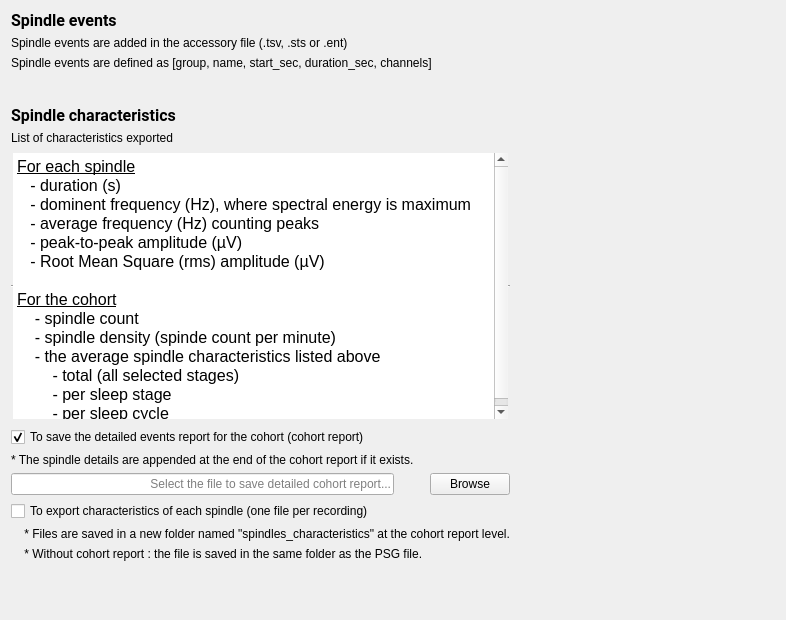
Before: the Qt Designer form tools/ValidateSnoozTools/ValidateSpindleDetectionSUMO/OutputFilesStep/Ui_OutputFilesStep.ui in klacourse/snooz-package-validation, drawn with Qt 5.
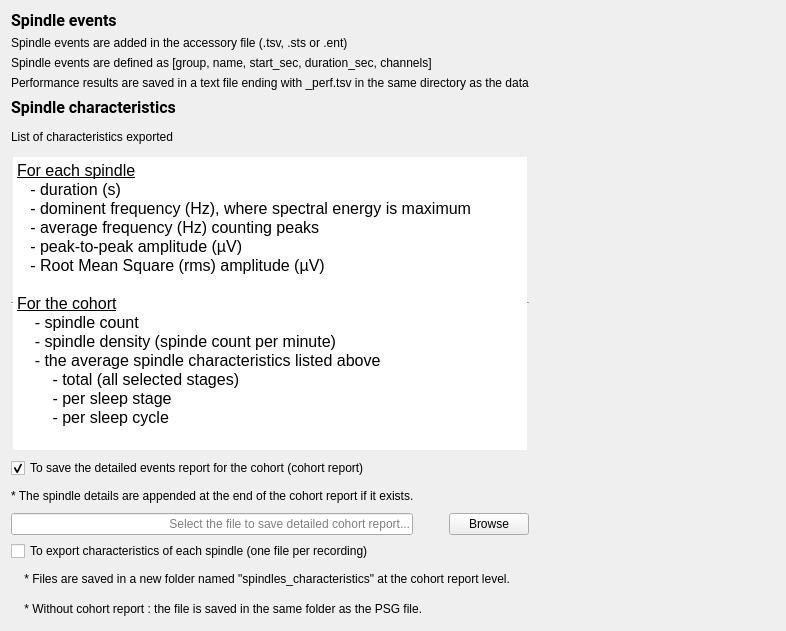
After: the same form once the commit is applied.

Commit message: Modified the UI to remove some setting options

```diff
--- a/tools/ValidateSnoozTools/ValidateSpindleDetectionSUMO/OutputFilesStep/Ui_OutputFilesStep.ui
+++ b/tools/ValidateSnoozTools/ValidateSpindleDetectionSUMO/OutputFilesStep/Ui_OutputFilesStep.ui
@@ -7,7 +7,7 @@
     <x>0</x>
     <y>0</y>
     <width>786</width>
-    <height>620</height>
+    <height>631</height>
    </rect>
   </property>
   <property name="windowTitle">
@@ -16,66 +16,16 @@
   <property name="styleSheet">
    <string notr="true">font: 12pt &quot;Roboto&quot;;</string>
   </property>
-  <layout class="QHBoxLayout" name="horizontalLayout_3">
-   <item>
-    <layout class="QVBoxLayout" name="verticalLayout_2">
-     <item>
-      <layout class="QVBoxLayout" name="verticalLayout">
-       <item>
-        <widget class="QLabel" name="label_2">
-         <property name="font">
-          <font>
-           <family>Roboto</family>
-           <pointsize>12</pointsize>
-           <weight>50</weight>
-           <italic>false</italic>
-           <bold>false</bold>
-          </font>
-         </property>
-         <property name="text">
-          <string>&lt;html&gt;&lt;head/&gt;&lt;body&gt;&lt;p&gt;&lt;span style=&quot; font-weight:600;&quot;&gt;Spindle events&lt;/span&gt;&lt;/p&gt;&lt;/body&gt;&lt;/html&gt;</string>
-         </property>
-        </widget>
-       </item>
-       <item>
-        <widget class="QLabel" name="label">
-         <property name="text">
-          <string>Spindle events are added in the accessory file (.tsv, .sts or .ent)</string>
-         </property>
-        </widget>
-       </item>
-       <item>
-        <widget class="QLabel" name="label_3">
-         <property name="text">
-          <string>Spindle events are defined as [group, name, start_sec, duration_sec, channels]</string>
-         </property>
-        </widget>
-       </item>
-      </layout>
-     </item>
-     <item>
-      <spacer name="verticalSpacer_2">
-       <property name="orientation">
-        <enum>Qt::Vertical</enum>
-       </property>
-       <property name="sizeType">
-        <enum>QSizePolicy::Fixed</enum>
-       </property>
-       <property name="sizeHint" stdset="0">
-        <size>
-         <width>20</width>
-         <height>30</height>
-        </size>
-       </property>
-      </spacer>
-     </item>
-     <item>
+  <layout class="QGridLayout" name="gridLayout">
+   <item row="8" column="0">
+    <layout class="QHBoxLayout" name="horizontalLayout_2"/>
+   </item>
+   <item row="2" column="1">
       <widget class="QLabel" name="label_4">
        <property name="font">
         <font>
          <family>Roboto</family>
          <pointsize>12</pointsize>
-         <weight>50</weight>
          <italic>false</italic>
          <bold>false</bold>
         </font>
@@ -85,67 +35,21 @@
        </property>
       </widget>
      </item>
-     <item>
-      <widget class="QLabel" name="label_5">
+   <item row="9" column="1">
+    <widget class="QLabel" name="label_7">
        <property name="text">
-        <string>List of characteristics exported</string>
+      <string>    * Files are saved in a new folder named &quot;spindles_characteristics&quot; at the cohort report level.</string>
        </property>
       </widget>
      </item>
-     <item>
-      <widget class="QTextEdit" name="textEdit">
-       <property name="minimumSize">
-        <size>
-         <width>0</width>
-         <height>270</height>
-        </size>
-       </property>
-       <property name="frameShape">
-        <enum>QFrame::HLine</enum>
-       </property>
-       <property name="readOnly">
-        <bool>true</bool>
-       </property>
-       <property name="html">
-        <string>&lt;!DOCTYPE HTML PUBLIC &quot;-//W3C//DTD HTML 4.0//EN&quot; &quot;http://www.w3.org/TR/REC-html40/strict.dtd&quot;&gt;
-&lt;html&gt;&lt;head&gt;&lt;meta name=&quot;qrichtext&quot; content=&quot;1&quot; /&gt;&lt;style type=&quot;text/css&quot;&gt;
-p, li { white-space: pre-wrap; }
-&lt;/style&gt;&lt;/head&gt;&lt;body style=&quot; font-family:'Roboto'; font-size:12pt; font-weight:400; font-style:normal;&quot;&gt;
-&lt;p style=&quot; margin-top:0px; margin-bottom:0px; margin-left:0px; margin-right:0px; -qt-block-indent:0; text-indent:0px;&quot;&gt;&lt;span style=&quot; font-family:'Roboto'; text-decoration: underline;&quot;&gt;For each spindle&lt;/span&gt;&lt;/p&gt;
-&lt;p style=&quot; margin-top:0px; margin-bottom:0px; margin-left:0px; margin-right:0px; -qt-block-indent:0; text-indent:0px;&quot;&gt;&lt;span style=&quot; font-family:'Roboto';&quot;&gt;   - duration (s)&lt;/span&gt;&lt;/p&gt;
-&lt;p style=&quot; margin-top:0px; margin-bottom:0px; margin-left:0px; margin-right:0px; -qt-block-indent:0; text-indent:0px;&quot;&gt;&lt;span style=&quot; font-family:'Roboto';&quot;&gt;   - dominent frequency (Hz), &lt;/span&gt;&lt;span style=&quot; font-family:'Roboto'; color:#000000;&quot;&gt;where spectral energy is maximum&lt;/span&gt;&lt;/p&gt;
-&lt;p style=&quot; margin-top:0px; margin-bottom:0px; margin-left:0px; margin-right:0px; -qt-block-indent:0; text-indent:0px;&quot;&gt;&lt;span style=&quot; font-family:'Roboto'; color:#000000;&quot;&gt;   - average frequency (Hz) counting peaks&lt;/span&gt;&lt;/p&gt;
-&lt;p style=&quot; margin-top:0px; margin-bottom:0px; margin-left:0px; margin-right:0px; -qt-block-indent:0; text-indent:0px;&quot;&gt;&lt;span style=&quot; font-family:'Roboto'; color:#000000;&quot;&gt;   - peak-to-peak amplitude (µV)&lt;/span&gt;&lt;/p&gt;
-&lt;p style=&quot; margin-top:0px; margin-bottom:0px; margin-left:0px; margin-right:0px; -qt-block-indent:0; text-indent:0px;&quot;&gt;&lt;span style=&quot; font-family:'Roboto'; color:#000000;&quot;&gt;   - Root Mean Square (rms) amplitude (µV)&lt;/span&gt;&lt;/p&gt;
-&lt;p style=&quot;-qt-paragraph-type:empty; margin-top:0px; margin-bottom:0px; margin-left:0px; margin-right:0px; -qt-block-indent:0; text-indent:0px; font-family:'Roboto'; color:#000000;&quot;&gt;&lt;br /&gt;&lt;/p&gt;
-&lt;p style=&quot; margin-top:0px; margin-bottom:0px; margin-left:0px; margin-right:0px; -qt-block-indent:0; text-indent:0px;&quot;&gt;&lt;span style=&quot; font-family:'Roboto'; text-decoration: underline;&quot;&gt;For the cohort&lt;/span&gt;&lt;/p&gt;
-&lt;p style=&quot; margin-top:0px; margin-bottom:0px; margin-left:0px; margin-right:0px; -qt-block-indent:0; text-indent:0px;&quot;&gt;&lt;span style=&quot; font-family:'Roboto';&quot;&gt;    - spindle count&lt;/span&gt;&lt;/p&gt;
-&lt;p style=&quot; margin-top:0px; margin-bottom:0px; margin-left:0px; margin-right:0px; -qt-block-indent:0; text-indent:0px;&quot;&gt;&lt;span style=&quot; font-family:'Roboto';&quot;&gt;    - spindle density (spinde count per minute)&lt;/span&gt;&lt;/p&gt;
-&lt;p style=&quot; margin-top:0px; margin-bottom:0px; margin-left:0px; margin-right:0px; -qt-block-indent:0; text-indent:0px;&quot;&gt;&lt;span style=&quot; font-family:'Roboto';&quot;&gt;    - the average spindle characteristics listed above&lt;/span&gt;&lt;/p&gt;
-&lt;p style=&quot; margin-top:0px; margin-bottom:0px; margin-left:0px; margin-right:0px; -qt-block-indent:0; text-indent:0px;&quot;&gt;&lt;span style=&quot; font-family:'Roboto';&quot;&gt;        - total (all selected stages)&lt;/span&gt;&lt;/p&gt;
-&lt;p style=&quot; margin-top:0px; margin-bottom:0px; margin-left:0px; margin-right:0px; -qt-block-indent:0; text-indent:0px;&quot;&gt;&lt;span style=&quot; font-family:'Roboto';&quot;&gt;        - per sleep stage&lt;/span&gt;&lt;/p&gt;
-&lt;p style=&quot; margin-top:0px; margin-bottom:0px; margin-left:0px; margin-right:0px; -qt-block-indent:0; text-indent:0px;&quot;&gt;&lt;span style=&quot; font-family:'Roboto';&quot;&gt;        - per sleep cycle&lt;/span&gt;&lt;/p&gt;&lt;/body&gt;&lt;/html&gt;</string>
-       </property>
-      </widget>
-     </item>
-     <item>
-      <widget class="QCheckBox" name="checkBox_cohort_file">
-       <property name="text">
-        <string>To save the detailed events report for the cohort (cohort report)</string>
-       </property>
-       <property name="checked">
-        <bool>true</bool>
-       </property>
-      </widget>
-     </item>
-     <item>
+   <item row="6" column="1">
       <widget class="QLabel" name="label_8">
        <property name="text">
         <string>* The spindle details are appended at the end of the cohort report if it exists.</string>
        </property>
       </widget>
      </item>
-     <item>
+   <item row="7" column="1">
       <layout class="QHBoxLayout" name="horizontalLayout">
        <item>
         <widget class="QLineEdit" name="cohort_lineedit">
@@ -188,46 +92,58 @@
        </item>
       </layout>
      </item>
-     <item>
+   <item row="8" column="1">
       <widget class="QCheckBox" name="checkBox_spindle_file">
        <property name="text">
         <string>To export characteristics of each spindle (one file per recording)</string>
        </property>
       </widget>
      </item>
+   <item row="0" column="1">
+    <layout class="QVBoxLayout" name="verticalLayout">
      <item>
-      <widget class="QLabel" name="label_7">
+      <widget class="QLabel" name="label_2">
+       <property name="font">
+        <font>
+         <family>Roboto</family>
+         <pointsize>12</pointsize>
+         <italic>false</italic>
+         <bold>false</bold>
+        </font>
+       </property>
        <property name="text">
-        <string>    * Files are saved in a new folder named &quot;spindles_characteristics&quot; at the cohort report level.</string>
+        <string>&lt;html&gt;&lt;head/&gt;&lt;body&gt;&lt;p&gt;&lt;span style=&quot; font-weight:600;&quot;&gt;Spindle events&lt;/span&gt;&lt;/p&gt;&lt;/body&gt;&lt;/html&gt;</string>
        </property>
       </widget>
      </item>
      <item>
-      <widget class="QLabel" name="label_6">
+      <widget class="QLabel" name="label">
        <property name="text">
-        <string>    * Without cohort report : the file is saved in the same folder as the PSG file.</string>
+        <string>Spindle events are added in the accessory file (.tsv, .sts or .ent)</string>
        </property>
       </widget>
      </item>
      <item>
-      <layout class="QHBoxLayout" name="horizontalLayout_2"/>
+      <widget class="QLabel" name="label_3">
+       <property name="text">
+        <string>Spindle events are defined as [group, name, start_sec, duration_sec, channels]</string>
+       </property>
+      </widget>
      </item>
      <item>
-      <spacer name="verticalSpacer">
-       <property name="orientation">
-        <enum>Qt::Vertical</enum>
-       </property>
-       <property name="sizeHint" stdset="0">
-        <size>
-         <width>20</width>
-         <height>40</height>
-        </size>
-       </property>
-      </spacer>
+      <layout class="QVBoxLayout" name="verticalLayout_3">
+       <item>
+        <widget class="QLabel" name="label_9">
+         <property name="text">
+          <string>Performance results are saved in a text file ending with _perf.tsv in the same directory as the data</string>
+         </property>
+        </widget>
      </item>
     </layout>
    </item>
-   <item>
+    </layout>
+   </item>
+   <item row="4" column="2">
     <spacer name="horizontalSpacer_2">
      <property name="orientation">
       <enum>Qt::Horizontal</enum>
@@ -240,6 +156,75 @@
      </property>
     </spacer>
    </item>
+   <item row="10" column="1">
+    <widget class="QLabel" name="label_6">
+     <property name="text">
+      <string>    * Without cohort report : the file is saved in the same folder as the PSG file.</string>
+     </property>
+    </widget>
+   </item>
+   <item row="3" column="1">
+    <widget class="QLabel" name="label_5">
+     <property name="text">
+      <string>List of characteristics exported</string>
+     </property>
+    </widget>
+   </item>
+   <item row="5" column="1">
+    <widget class="QCheckBox" name="checkBox_cohort_file">
+     <property name="text">
+      <string>To save the detailed events report for the cohort (cohort report)</string>
+     </property>
+     <property name="checked">
+      <bool>true</bool>
+     </property>
+    </widget>
+   </item>
+   <item row="4" column="1">
+    <widget class="QTextEdit" name="textEdit">
+     <property name="minimumSize">
+      <size>
+       <width>0</width>
+       <height>270</height>
+      </size>
+     </property>
+     <property name="maximumSize">
+      <size>
+       <width>16777215</width>
+       <height>297</height>
+      </size>
+     </property>
+     <property name="frameShape">
+      <enum>QFrame::Shape::HLine</enum>
+     </property>
+     <property name="readOnly">
+      <bool>true</bool>
+     </property>
+     <property name="html">
+      <string>&lt;!DOCTYPE HTML PUBLIC &quot;-//W3C//DTD HTML 4.0//EN&quot; &quot;http://www.w3.org/TR/REC-html40/strict.dtd&quot;&gt;
+&lt;html&gt;&lt;head&gt;&lt;meta name=&quot;qrichtext&quot; content=&quot;1&quot; /&gt;&lt;meta charset=&quot;utf-8&quot; /&gt;&lt;style type=&quot;text/css&quot;&gt;
+p, li { white-space: pre-wrap; }
+hr { height: 1px; border-width: 0; }
+li.unchecked::marker { content: &quot;\2610&quot;; }
+li.checked::marker { content: &quot;\2612&quot;; }
+&lt;/style&gt;&lt;/head&gt;&lt;body style=&quot; font-family:'Roboto'; font-size:12pt; font-weight:400; font-style:normal;&quot;&gt;
+&lt;p style=&quot; margin-top:0px; margin-bottom:0px; margin-left:0px; margin-right:0px; -qt-block-indent:0; text-indent:0px;&quot;&gt;&lt;span style=&quot; text-decoration: underline;&quot;&gt;For each spindle&lt;/span&gt;&lt;/p&gt;
+&lt;p style=&quot; margin-top:0px; margin-bottom:0px; margin-left:0px; margin-right:0px; -qt-block-indent:0; text-indent:0px;&quot;&gt;   - duration (s)&lt;/p&gt;
+&lt;p style=&quot; margin-top:0px; margin-bottom:0px; margin-left:0px; margin-right:0px; -qt-block-indent:0; text-indent:0px;&quot;&gt;   - dominent frequency (Hz), &lt;span style=&quot; color:#000000;&quot;&gt;where spectral energy is maximum&lt;/span&gt;&lt;/p&gt;
+&lt;p style=&quot; margin-top:0px; margin-bottom:0px; margin-left:0px; margin-right:0px; -qt-block-indent:0; text-indent:0px;&quot;&gt;&lt;span style=&quot; color:#000000;&quot;&gt;   - average frequency (Hz) counting peaks&lt;/span&gt;&lt;/p&gt;
+&lt;p style=&quot; margin-top:0px; margin-bottom:0px; margin-left:0px; margin-right:0px; -qt-block-indent:0; text-indent:0px;&quot;&gt;&lt;span style=&quot; color:#000000;&quot;&gt;   - peak-to-peak amplitude (µV)&lt;/span&gt;&lt;/p&gt;
+&lt;p style=&quot; margin-top:0px; margin-bottom:0px; margin-left:0px; margin-right:0px; -qt-block-indent:0; text-indent:0px;&quot;&gt;&lt;span style=&quot; color:#000000;&quot;&gt;   - Root Mean Square (rms) amplitude (µV)&lt;/span&gt;&lt;/p&gt;
+&lt;p style=&quot;-qt-paragraph-type:empty; margin-top:0px; margin-bottom:0px; margin-left:0px; margin-right:0px; -qt-block-indent:0; text-indent:0px; color:#000000;&quot;&gt;&lt;br /&gt;&lt;/p&gt;
+&lt;p style=&quot; margin-top:0px; margin-bottom:0px; margin-left:0px; margin-right:0px; -qt-block-indent:0; text-indent:0px;&quot;&gt;&lt;span style=&quot; text-decoration: underline;&quot;&gt;For the cohort&lt;/span&gt;&lt;/p&gt;
+&lt;p style=&quot; margin-top:0px; margin-bottom:0px; margin-left:0px; margin-right:0px; -qt-block-indent:0; text-indent:0px;&quot;&gt;    - spindle count&lt;/p&gt;
+&lt;p style=&quot; margin-top:0px; margin-bottom:0px; margin-left:0px; margin-right:0px; -qt-block-indent:0; text-indent:0px;&quot;&gt;    - spindle density (spinde count per minute)&lt;/p&gt;
+&lt;p style=&quot; margin-top:0px; margin-bottom:0px; margin-left:0px; margin-right:0px; -qt-block-indent:0; text-indent:0px;&quot;&gt;    - the average spindle characteristics listed above&lt;/p&gt;
+&lt;p style=&quot; margin-top:0px; margin-bottom:0px; margin-left:0px; margin-right:0px; -qt-block-indent:0; text-indent:0px;&quot;&gt;        - total (all selected stages)&lt;/p&gt;
+&lt;p style=&quot; margin-top:0px; margin-bottom:0px; margin-left:0px; margin-right:0px; -qt-block-indent:0; text-indent:0px;&quot;&gt;        - per sleep stage&lt;/p&gt;
+&lt;p style=&quot; margin-top:0px; margin-bottom:0px; margin-left:0px; margin-right:0px; -qt-block-indent:0; text-indent:0px;&quot;&gt;        - per sleep cycle&lt;/p&gt;&lt;/body&gt;&lt;/html&gt;</string>
+     </property>
+    </widget>
+   </item>
   </layout>
  </widget>
  <resources>
```
Left out of the diff: 18 changed lines with no effect on the pictures. Lines whose indentation alone changed are shown as unchanged. The commit also changes 7 other files.
